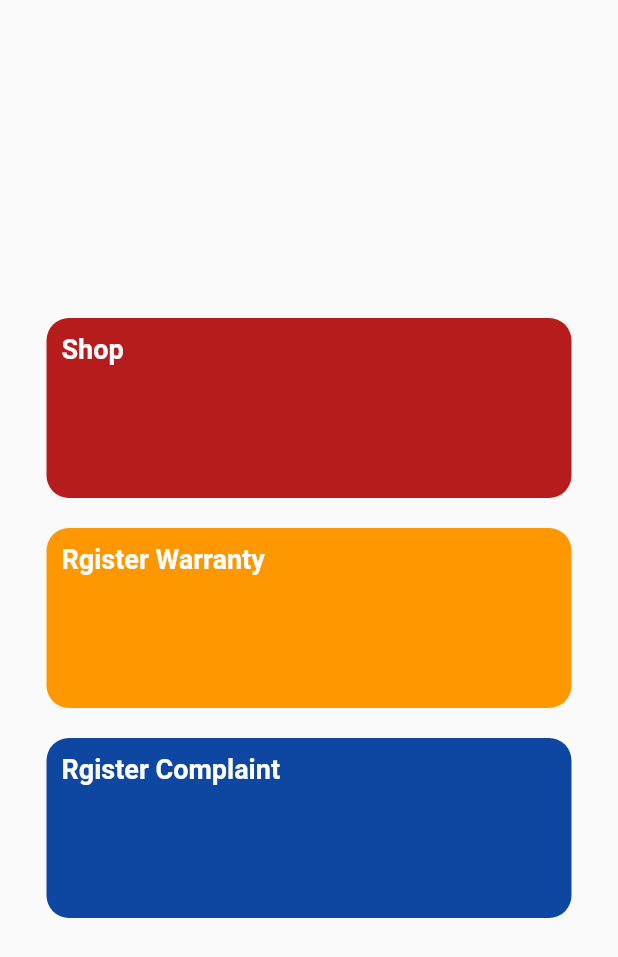
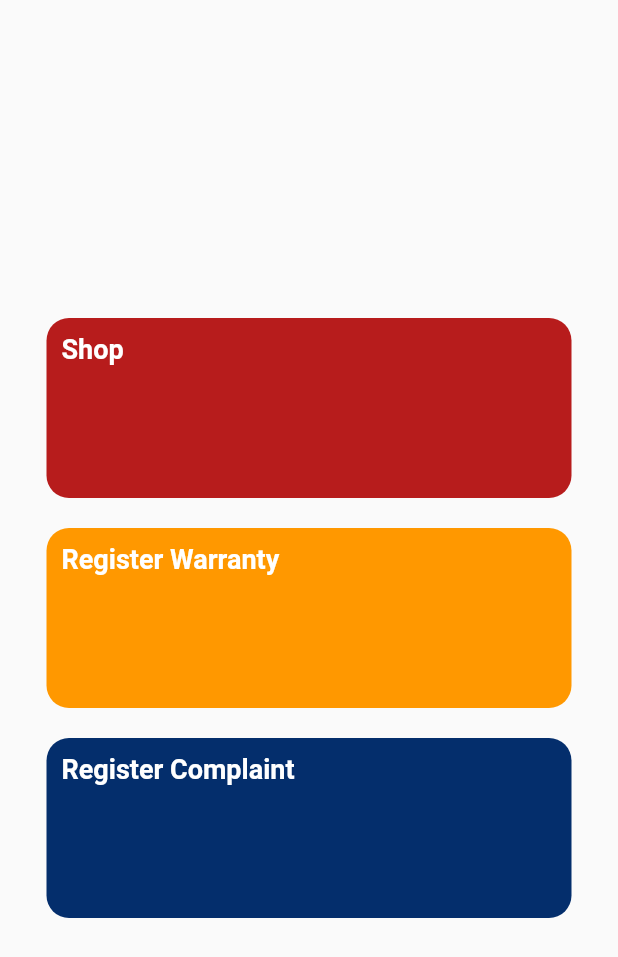
Before and after one commit to midlajm799/ProductCarePro, a Flutter app: the HomePage screen opened directly, on a phone screen of 412 x 824 dp. Shown: the top 957 px of the screen. Run offline on Flutter 3.47's test engine with Material 2 defaults, Android fonts, the phone set to English and light mode, and no system bars.

Commit message:
first commit05

```diff
--- a/lib/homepage.dart
+++ b/lib/homepage.dart
@@ -42,7 +42,7 @@ class HomePage extends StatelessWidget {
               child: Padding(
                 padding: const EdgeInsets.all(10.0),
                 child: Text(
-                  'Rgister Warranty',
+                  'Register Warranty',
                   style: TextStyle(
                     color: Colors.white,
                     fontSize: 18,
@@ -56,14 +56,14 @@ class HomePage extends StatelessWidget {
               width: 350,
               height: 120,
               decoration: BoxDecoration(
-                color: Colors.blue.shade900,
+                color: Color.fromARGB(255, 4, 46, 108),
                 borderRadius: BorderRadius.circular(15.0),
               ),
               alignment: Alignment.topLeft,
               child: Padding(
                 padding: const EdgeInsets.all(10.0),
                 child: Text(
-                  'Rgister Complaint',
+                  'Register Complaint',
                   style: TextStyle(
                     color: Colors.white,
                     fontSize: 18,
```
